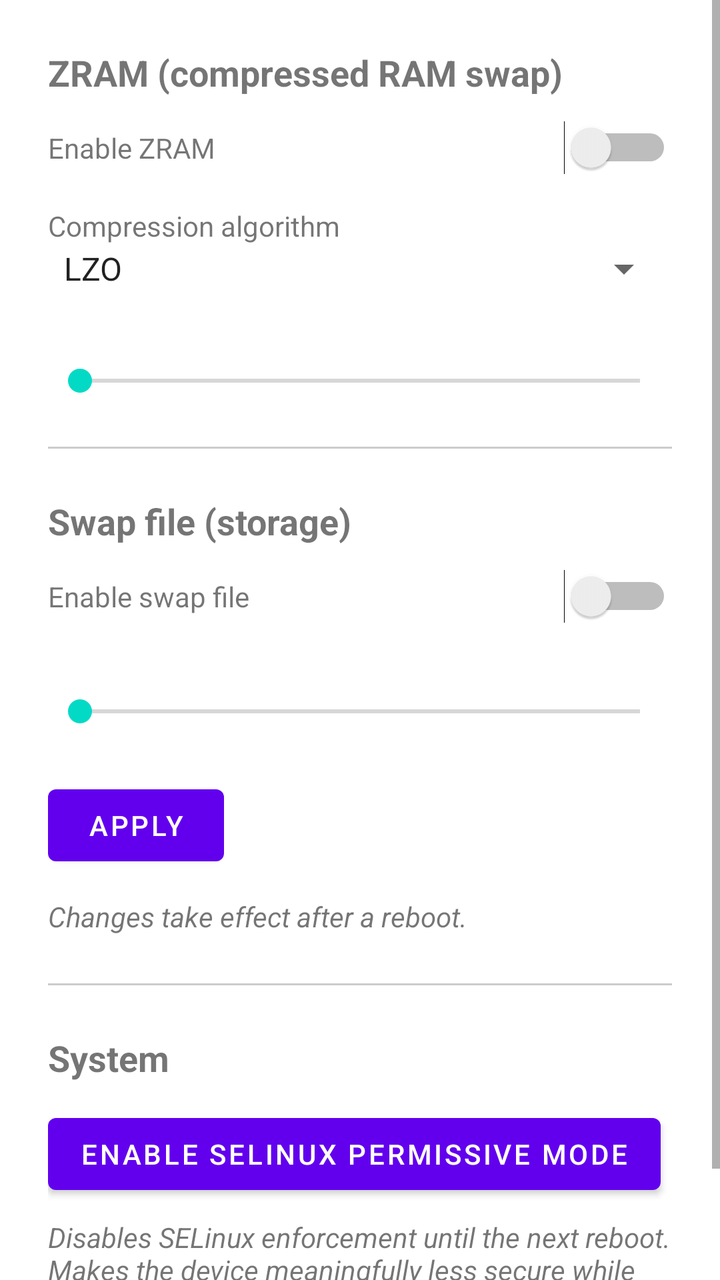
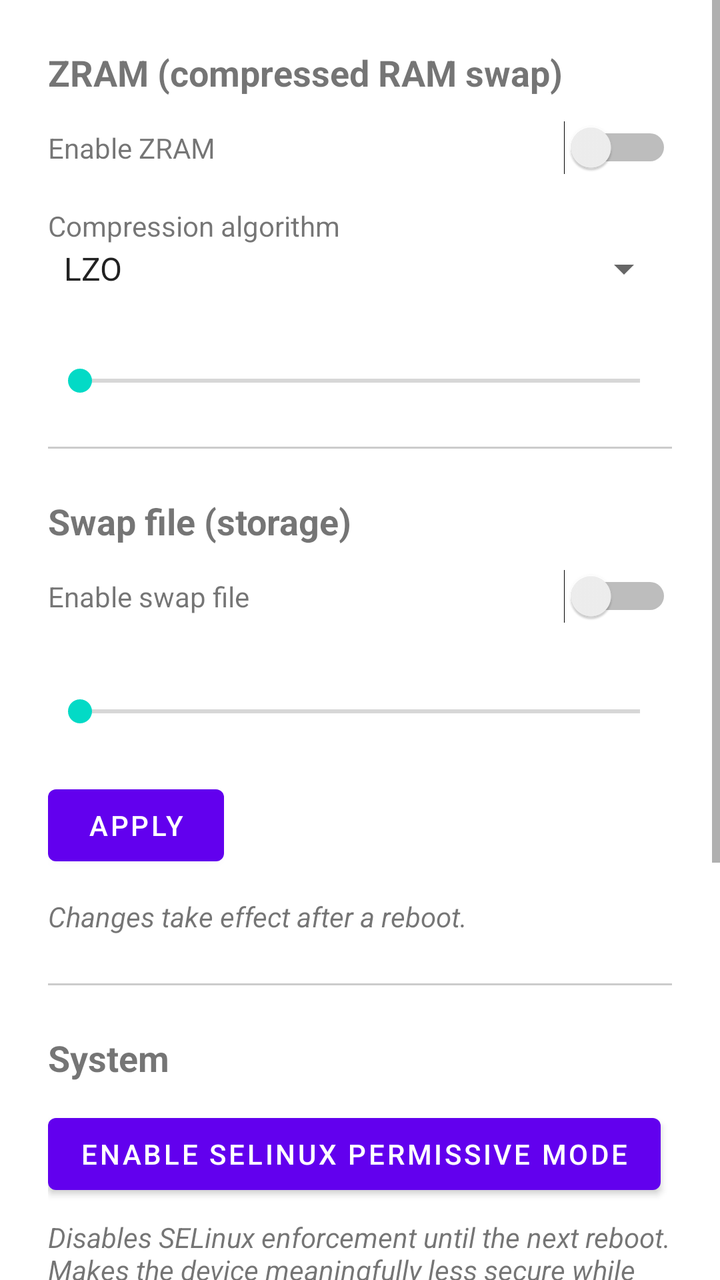

Screens rendered from an Android XML layout before and after an edit, with the pre-edit source and the edit as a unified diff.
<!-- AndroidManifest.xml: fallback theme Theme.MaterialComponents.DayNight.NoActionBar -->
<!-- res/layout/activity_main.xml -->
<?xml version="1.0" encoding="utf-8"?>
<ScrollView xmlns:android="http://schemas.android.com/apk/res/android"
    android:layout_width="match_parent"
    android:layout_height="match_parent">

    <LinearLayout
        android:layout_width="match_parent"
        android:layout_height="wrap_content"
        android:orientation="vertical"
        android:padding="24dp">

        
        <TextView
            android:layout_width="wrap_content"
            android:layout_height="wrap_content"
            android:textSize="18sp"
            android:textStyle="bold"
            android:text="@string/zram_section_title" />

        <LinearLayout
            android:layout_width="match_parent"
            android:layout_height="wrap_content"
            android:orientation="horizontal"
            android:paddingTop="12dp">
            <TextView
                android:layout_width="0dp"
                android:layout_weight="1"
                android:layout_height="wrap_content"
                android:text="@string/zram_enable" />
            <Switch
                android:id="@+id/switch_zram"
                android:layout_width="wrap_content"
                android:layout_height="wrap_content" />
        </LinearLayout>

        <TextView
            android:layout_width="wrap_content"
            android:layout_height="wrap_content"
            android:paddingTop="16dp"
            android:text="@string/zram_algo_label" />
        <Spinner
            android:id="@+id/spinner_zram_algo"
            android:layout_width="match_parent"
            android:layout_height="wrap_content"
            android:entries="@array/zram_algo_entries" />

        <TextView
            android:id="@+id/label_zram_size"
            android:layout_width="wrap_content"
            android:layout_height="wrap_content"
            android:paddingTop="16dp" />
        <SeekBar
            android:id="@+id/seekbar_zram_size"
            android:layout_width="match_parent"
            android:layout_height="wrap_content"
            android:max="1408" />

        <View
            android:layout_width="match_parent"
            android:layout_height="1dp"
            android:layout_marginTop="24dp"
            android:layout_marginBottom="24dp"
            android:background="#33000000" />

        
        <TextView
            android:layout_width="wrap_content"
            android:layout_height="wrap_content"
            android:textSize="18sp"
            android:textStyle="bold"
            android:text="@string/swap_section_title" />

        <LinearLayout
            android:layout_width="match_parent"
            android:layout_height="wrap_content"
            android:orientation="horizontal"
            android:paddingTop="12dp">
            <TextView
                android:layout_width="0dp"
                android:layout_weight="1"
                android:layout_height="wrap_content"
                android:text="@string/swap_enable" />
            <Switch
                android:id="@+id/switch_swap"
                android:layout_width="wrap_content"
                android:layout_height="wrap_content" />
        </LinearLayout>

        <TextView
            android:id="@+id/label_swap_size"
            android:layout_width="wrap_content"
            android:layout_height="wrap_content"
            android:paddingTop="16dp" />
        <SeekBar
            android:id="@+id/seekbar_swap_size"
            android:layout_width="match_parent"
            android:layout_height="wrap_content"
            android:max="1792" />

        <Button
            android:id="@+id/button_apply"
            android:layout_width="wrap_content"
            android:layout_height="wrap_content"
            android:layout_marginTop="24dp"
            android:text="@string/apply" />

        <TextView
            android:layout_width="wrap_content"
            android:layout_height="wrap_content"
            android:paddingTop="12dp"
            android:textStyle="italic"
            android:text="@string/reboot_notice" />

        <View
            android:layout_width="match_parent"
            android:layout_height="1dp"
            android:layout_marginTop="24dp"
            android:layout_marginBottom="24dp"
            android:background="#33000000" />

        
        <TextView
            android:layout_width="wrap_content"
            android:layout_height="wrap_content"
            android:textSize="18sp"
            android:textStyle="bold"
            android:text="@string/system_section_title" />

        <Button
            android:id="@+id/button_selinux_permissive"
            android:layout_width="wrap_content"
            android:layout_height="wrap_content"
            android:layout_marginTop="12dp"
            android:text="@string/selinux_permissive_button" />

        <TextView
            android:id="@+id/label_selinux_permissive"
            android:layout_width="wrap_content"
            android:layout_height="wrap_content"
            android:paddingTop="8dp"
            android:textStyle="italic"
            android:text="@string/selinux_permissive_warning" />

    </LinearLayout>
</ScrollView>
<!-- resources referenced by this layout -->
<resources>
  <string-array name="zram_algo_entries">
          <item>LZO</item>
          <item>LZ4</item>
      </string-array>
  <string name="apply">Apply</string>
  <string name="reboot_notice">Changes take effect after a reboot.</string>
  <string name="selinux_permissive_button">Enable SELinux Permissive Mode</string>
  <string name="selinux_permissive_warning">Disables SELinux enforcement until the next reboot. Makes the device meaningfully less secure while active — only for debugging, not something to leave on.</string>
  <string name="swap_enable">Enable swap file</string>
  <string name="swap_section_title">Swap file (storage)</string>
  <string name="system_section_title">System</string>
  <string name="zram_algo_label">Compression algorithm</string>
  <string name="zram_enable">Enable ZRAM</string>
  <string name="zram_section_title">ZRAM (compressed RAM swap)</string>
</resources>

<!-- the commit's change to res/layout/activity_main.xml (unified diff, before → after) -->
@@ -141,5 +141,51 @@
             android:textStyle="italic"
             android:text="@string/selinux_permissive_warning" />
 
+        <View
+            android:layout_width="match_parent"
+            android:layout_height="1dp"
+            android:layout_marginTop="24dp"
+            android:layout_marginBottom="24dp"
+            android:background="#33000000" />
+
+        
+        <TextView
+            android:layout_width="wrap_content"
+            android:layout_height="wrap_content"
+            android:textSize="18sp"
+            android:textStyle="bold"
+            android:text="@string/backup_section_title" />
+
+        <TextView
+            android:layout_width="wrap_content"
+            android:layout_height="wrap_content"
+            android:paddingTop="4dp"
+            android:text="@string/backup_section_subtitle" />
+
+        <LinearLayout
+            android:layout_width="match_parent"
+            android:layout_height="wrap_content"
+            android:orientation="horizontal"
+            android:paddingTop="12dp">
+            <Button
+                android:id="@+id/button_backup_export"
+                android:layout_width="wrap_content"
+                android:layout_height="wrap_content"
+                android:text="@string/backup_export" />
+            <Button
+                android:id="@+id/button_backup_restore"
+                android:layout_width="wrap_content"
+                android:layout_height="wrap_content"
+                android:layout_marginStart="12dp"
+                android:text="@string/backup_restore" />
+        </LinearLayout>
+
+        <TextView
+            android:id="@+id/label_backup"
+            android:layout_width="wrap_content"
+            android:layout_height="wrap_content"
+            android:paddingTop="8dp"
+            android:textStyle="italic" />
+
     </LinearLayout>
 </ScrollView>
<!-- resource entries referenced after the edit -->
@@ -5,6 +5,10 @@
           <item>LZ4</item>
       </string-array>
   <string name="apply">Apply</string>
+  <string name="backup_export">Export</string>
+  <string name="backup_restore">Restore</string>
+  <string name="backup_section_subtitle">Saves your Bootscreen choice, wallpaper color, and which Hexaphone Store apps are installed — not a real factory-reset-proof backup, since nothing survives a wipe without moving the file off-device yourself (USB/adb) first.</string>
+  <string name="backup_section_title">Backup</string>
   <string name="reboot_notice">Changes take effect after a reboot.</string>
   <string name="selinux_permissive_button">Enable SELinux Permissive Mode</string>
   <string name="selinux_permissive_warning">Disables SELinux enforcement until the next reboot. Makes the device meaningfully less secure while active — only for debugging, not something to leave on.</string>
